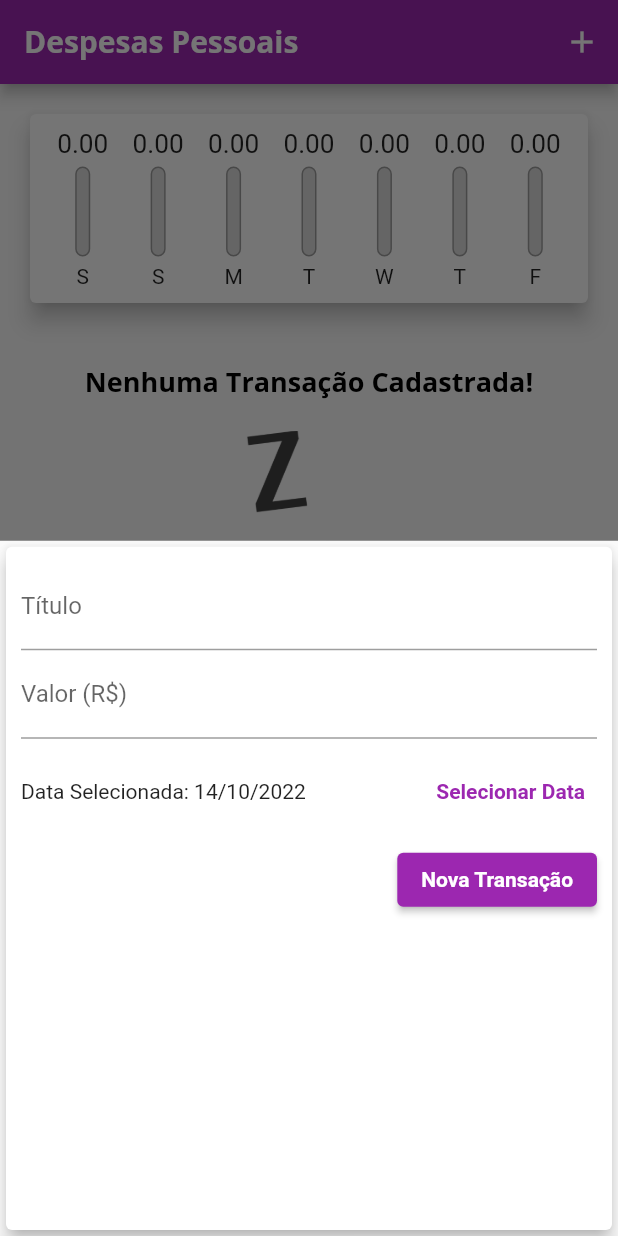
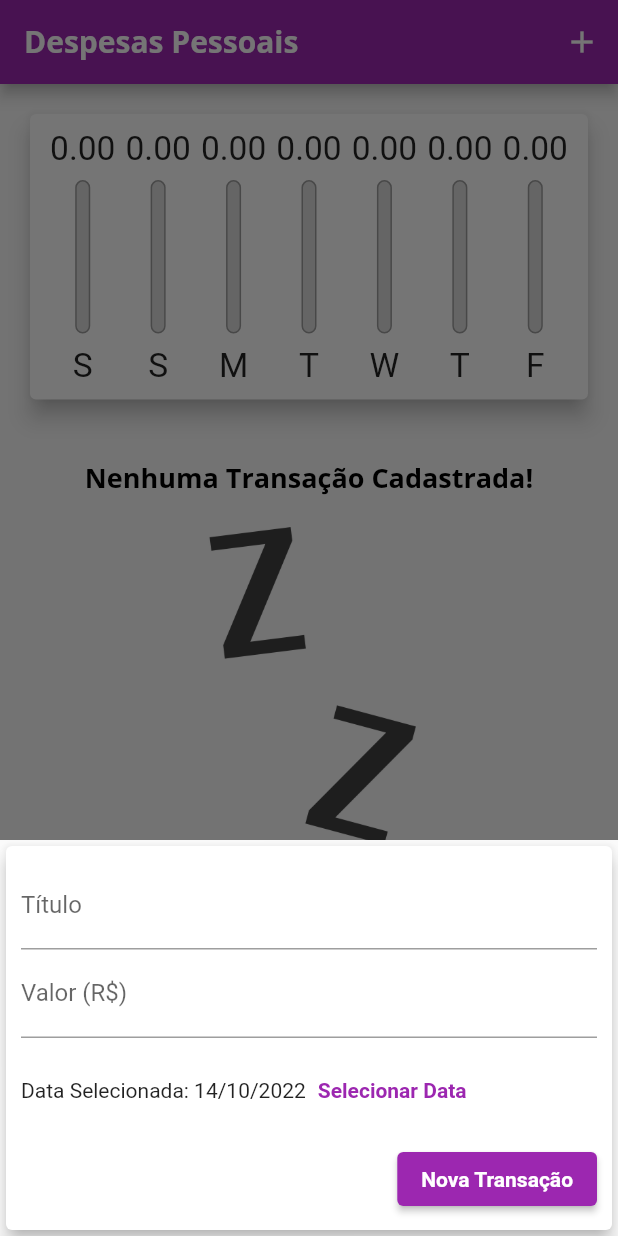
Before and after one commit to felipeggarcia/despesas-pessoais, a Flutter app: the screen it shows after launch, after a tap on the "add" icon, on a phone screen of 412 x 824 dp. Run offline on Flutter 3.47's test engine with Material 2 defaults, Android fonts, the phone set to English and light mode, and no system bars; missing offline and left inert: expenses.

Commit message:
alterações para adição de responsividade

```diff
--- /dev/null
+++ b/lib/components/adaptative_button.dart
@@ -0,0 +1,36 @@
+import 'dart:io';
+import 'package:flutter/cupertino.dart';
+import 'package:flutter/material.dart';
+
+class AdaptativeButton extends StatelessWidget {
+  final String label;
+  final Function() onPressed;
+
+  const AdaptativeButton(
+    this.label,
+    this.onPressed, {
+    Key? key,
+  }) : super(key: key);
+
+  @override
+  Widget build(BuildContext context) {
+    return Platform.isIOS
+        ? CupertinoButton(
+            child: Text(label),
+            onPressed: onPressed,
+            color: Theme.of(context).colorScheme.primary,
+            padding: const EdgeInsets.symmetric(
+              horizontal: 20,
+            ),
+          )
+        : ElevatedButton(
+            child: Text(
+              label,
+              style: TextStyle(
+                color: Theme.of(context).textTheme.button?.color,
+              ),
+            ),
+            onPressed: onPressed,
+          );
+  }
+}
--- /dev/null
+++ b/lib/components/adaptative_date_picker.dart
@@ -0,0 +1,66 @@
+import 'dart:io';
+import 'package:flutter/cupertino.dart';
+import 'package:flutter/material.dart';
+import 'package:intl/intl.dart';
+
+class AdaptativeDatePicker extends StatelessWidget {
+  final DateTime? selectedDate;
+  final Function(DateTime)? onDateChanged;
+
+  const AdaptativeDatePicker({
+    this.selectedDate,
+    this.onDateChanged,
+    Key? key,
+  }) : super(key: key);
+
+  _showDatePicker(BuildContext context) {
+    showDatePicker(
+      context: context,
+      initialDate: DateTime.now(),
+      firstDate: DateTime(2019),
+      lastDate: DateTime.now(),
+    ).then((pickedDate) {
+      if (pickedDate == null) {
+        return;
+      }
+
+      onDateChanged!(pickedDate);
+    });
+  }
+
+  @override
+  Widget build(BuildContext context) {
+    return Platform.isIOS
+        ? SizedBox(
+            height: 180,
+            child: CupertinoDatePicker(
+              mode: CupertinoDatePickerMode.date,
+              initialDateTime: DateTime.now(),
+              minimumDate: DateTime(2019),
+              maximumDate: DateTime.now(),
+              onDateTimeChanged: onDateChanged!,
+            ),
+          )
+        : SizedBox(
+            height: 70,
+            child: Row(
+              children: <Widget>[
+                Text(
+                  selectedDate == null
+                      ? 'Nenhuma data selecionada!'
+                      : 'Data Selecionada: ${DateFormat('dd/MM/y').format(selectedDate!)}',
+                ),
+                TextButton(
+                  child: const Text(
+                    'Selecionar Data',
+                    style: TextStyle(
+                      fontWeight: FontWeight.bold,
+                    ),
+                  ),
+                  onPressed: () => _showDatePicker(context),
+                )
+              ],
+            ),
+          );
+  }
+}
--- /dev/null
+++ b/lib/components/adaptative_text_field.dart
@@ -0,0 +1,46 @@
+import 'dart:io';
+import 'package:flutter/cupertino.dart';
+import 'package:flutter/material.dart';
+
+class AdaptativeTextField extends StatelessWidget {
+  final String? label;
+  final TextEditingController? controller;
+  final TextInputType keyboardType;
+  final Function(String)? onSubmitted;
+
+  const AdaptativeTextField({
+    this.label,
+    this.controller,
+    this.keyboardType = TextInputType.text,
+    this.onSubmitted,
+    Key? key,
+  }) : super(key: key);
+
+  @override
+  Widget build(BuildContext context) {
+    return Platform.isIOS
+        ? Padding(
+            padding: const EdgeInsets.only(
+              bottom: 10,
+            ),
+            child: CupertinoTextField(
+              controller: controller,
+              keyboardType: keyboardType,
+              onSubmitted: onSubmitted,
+              placeholder: label,
+              padding: const EdgeInsets.symmetric(
+                horizontal: 6,
+                vertical: 12,
+              ),
+            ),
+          )
+        : TextField(
+            controller: controller,
+            keyboardType: keyboardType,
+            onSubmitted: onSubmitted,
+            decoration: InputDecoration(
+              labelText: label,
+            ),
+          );
+  }
+}
--- a/lib/components/chart_bar.dart
+++ b/lib/components/chart_bar.dart
@@ -14,17 +14,19 @@ class ChartBar extends StatelessWidget {
 
   @override
   Widget build(BuildContext context) {
+    return LayoutBuilder(
+      builder: (ctx, constraints) {
         return Column(
           children: [
             SizedBox(
-          height: 20,
+              height: constraints.maxHeight * 0.15,
               child: FittedBox(
-            child: Text('${value!.toStringAsFixed(2)}'),
+                child: Text(value!.toStringAsFixed(2)),
               ),
             ),
-        const SizedBox(height: 5),
+            SizedBox(height: constraints.maxHeight * 0.05),
             SizedBox(
-          height: 60,
+              height: constraints.maxHeight * 0.6,
               width: 10,
               child: Stack(
                 alignment: Alignment.bottomCenter,
@@ -51,9 +53,16 @@ class ChartBar extends StatelessWidget {
                 ],
               ),
             ),
-        const SizedBox(height: 5),
-        Text(label!),
+            SizedBox(height: constraints.maxHeight * 0.05),
+            SizedBox(
+              height: constraints.maxHeight * 0.15,
+              child: FittedBox(
+                child: Text(label!),
+              ),
+            ),
           ],
+        );
+      },
     );
   }
 }
--- a/lib/components/transaction_form.dart
+++ b/lib/components/transaction_form.dart
@@ -1,5 +1,7 @@
 import 'package:flutter/material.dart';
-import 'package:intl/intl.dart';
+import 'adaptative_button.dart';
+import 'adaptative_text_field.dart';
+import 'adaptative_date_picker.dart';
 
 class TransactionForm extends StatefulWidget {
   final void Function(String, double, DateTime) onSubmit;
@@ -26,87 +28,53 @@ class _TransactionFormState extends State<TransactionForm> {
     widget.onSubmit(title, value, _selectedDate!);
   }
 
-  _showDatePicker() {
-    showDatePicker(
-      context: context,
-      initialDate: DateTime.now(),
-      firstDate: DateTime(2019),
-      lastDate: DateTime.now(),
-    ).then((pickedDate) {
-      if (pickedDate == null) {
-        return;
-      }
-
-      setState(() {
-        _selectedDate = pickedDate;
-      });
-    });
-  }
-
   @override
   Widget build(BuildContext context) {
-    return Card(
+    return SingleChildScrollView(
+      child: Card(
         elevation: 5,
         child: Padding(
-        padding: const EdgeInsets.all(10),
+          padding: EdgeInsets.only(
+            top: 10,
+            right: 10,
+            left: 10,
+            bottom: 10 + MediaQuery.of(context).viewInsets.bottom,
+          ),
           child: Column(
             children: [
-            TextField(
+              AdaptativeTextField(
+                label: 'Título',
                 controller: _titleController,
-              onSubmitted: (_) => _submitForm(),
-              decoration: const InputDecoration(
-                labelText: 'Título',
+                onSubmitted: (_) => _submitForm,
               ),
-            ),
-            TextField(
+              AdaptativeTextField(
+                label: 'Valor (R\$)',
                 controller: _valueController,
                 keyboardType:
                     const TextInputType.numberWithOptions(decimal: true),
-              onSubmitted: (_) => _submitForm(),
-              decoration: const InputDecoration(
-                labelText: 'Valor (R\$)',
+                onSubmitted: (_) => _submitForm,
               ),
-            ),
-            SizedBox(
-              height: 70,
-              child: Row(
-                children: <Widget>[
-                  Expanded(
-                    child: Text(
-                      _selectedDate == null
-                          ? 'Nenhuma data selecionada!'
-                          : 'Data Selecionada: ${DateFormat('dd/MM/y').format(_selectedDate!)}',
-                    ),
-                  ),
-                  TextButton(
-                    child: const Text(
-                      'Selecionar Data',
-                      style: TextStyle(
-                        fontWeight: FontWeight.bold,
-                      ),
-                    ),
-                    onPressed: _showDatePicker,
-                  )
-                ],
-              ),
+              AdaptativeDatePicker(
+                selectedDate: _selectedDate,
+                onDateChanged: (newDate) {
+                  setState(() {
+                    _selectedDate = newDate;
+                  });
+                },
               ),
               Row(
                 mainAxisAlignment: MainAxisAlignment.end,
                 children: <Widget>[
-                ElevatedButton(
-                  child: Text(
+                  AdaptativeButton(
                     'Nova Transação',
-                    style: TextStyle(
-                      color: Theme.of(context).textTheme.button?.color,
-                    ),
-                  ),
-                  onPressed: _submitForm,
+                    _submitForm,
                   ),
                 ],
               ),
             ],
           ),
         ),
+      ),
     );
   }
 }
--- a/lib/components/transaction_list.dart
+++ b/lib/components/transaction_list.dart
@@ -11,10 +11,10 @@ class TransactionList extends StatelessWidget {
 
   @override
   Widget build(BuildContext context) {
-    return SizedBox(
-      height: 430,
-      child: transactions.isEmpty
-          ? Column(
+    return transactions.isEmpty
+        ? LayoutBuilder(
+            builder: (ctx, constraints) {
+              return Column(
                 children: [
                   const SizedBox(height: 20),
                   Text(
@@ -23,13 +23,15 @@ class TransactionList extends StatelessWidget {
                   ),
                   const SizedBox(height: 20),
                   SizedBox(
-                  height: 200,
+                    height: constraints.maxHeight * 0.6,
                     child: Image.asset(
                       'assets/images/waiting.png',
                       fit: BoxFit.cover,
                     ),
                   ),
                 ],
+              );
+            },
           )
         : ListView.builder(
             itemCount: transactions.length,
@@ -64,15 +66,24 @@ class TransactionList extends StatelessWidget {
                     subtitle: Text(
                       DateFormat('d MMM y').format(tr.date),
                     ),
-                    trailing: IconButton(
+                    trailing: MediaQuery.of(context).size.width > 480
+                        ? TextButton.icon(
+                            onPressed: () => onRemove(tr.id),
+                            icon: Icon(Icons.delete,
+                                color: Theme.of(context).errorColor),
+                            label: Text(
+                              'Excluir',
+                              style: TextStyle(
+                                  color: Theme.of(context).errorColor),
+                            ),
+                          )
+                        : IconButton(
                             icon: const Icon(Icons.delete),
                             color: Theme.of(context).errorColor,
                             onPressed: () => onRemove(tr.id),
-                    ),
-                  ),
+                          )),
               );
             },
-            ),
           );
   }
 }
--- a/lib/main.dart
+++ b/lib/main.dart
@@ -1,5 +1,10 @@
+import 'dart:math';
+import 'dart:io';
+
+import 'package:expenses/components/transaction_form.dart';
 import 'package:flutter/material.dart';
-import 'dart:math';
+import 'package:flutter/cupertino.dart';
+
 import 'components/transaction_form.dart';
 import 'components/transaction_list.dart';
 import 'components/chart.dart';
@@ -18,7 +23,7 @@ class ExpensesApp extends StatelessWidget {
       theme: tema.copyWith(
         colorScheme: tema.colorScheme.copyWith(
           primary: Colors.purple,
-          secondary: Color.fromARGB(255, 7, 48, 255),
+          secondary: Colors.amber,
         ),
         textTheme: tema.textTheme.copyWith(
           headline6: const TextStyle(
@@ -53,6 +58,7 @@ class MyHomePage extends StatefulWidget {
 
 class _MyHomePageState extends State<MyHomePage> {
   final List<Transaction> _transactions = [];
+  bool _showChart = false;
 
   List<Transaction> get _recentTransactions {
     return _transactions.where((tr) {
@@ -92,32 +98,104 @@ class _MyHomePageState extends State<MyHomePage> {
     );
   }
 
+  Widget _getIconButton(IconData icon, Function() fn) {
+    return Platform.isIOS
+        ? GestureDetector(onTap: fn, child: Icon(icon))
+        : IconButton(icon: Icon(icon), onPressed: fn);
+  }
+
   @override
   Widget build(BuildContext context) {
-    return Scaffold(
-      appBar: AppBar(
-        title: const Text('Despesas Pessoais'),
-        actions: [
-          IconButton(
-            icon: const Icon(Icons.add),
-            onPressed: () => _openTransactionFormModal(context),
-          ),
-        ],
+    final mediaQuery = MediaQuery.of(context);
+    bool isLandscape = mediaQuery.orientation == Orientation.landscape;
+
+    final iconList = Platform.isIOS ? CupertinoIcons.refresh : Icons.list;
+    final chartList =
+        Platform.isIOS ? CupertinoIcons.refresh : Icons.show_chart;
+
+    final actions = [
+      if (isLandscape)
+        _getIconButton(
+          _showChart ? iconList : chartList,
+          () {
+            setState(() {
+              _showChart = !_showChart;
+            });
+          },
+        ),
+      _getIconButton(
+        Platform.isIOS ? CupertinoIcons.add : Icons.add,
+        () => _openTransactionFormModal(context),
       ),
-      body: SingleChildScrollView(
+    ];
+
+    final PreferredSizeWidget appBar = AppBar(
+      title: const Text('Despesas Pessoais'),
+      actions: actions,
+    );
+
+    final availableHeight = mediaQuery.size.height -
+        appBar.preferredSize.height -
+        mediaQuery.padding.top;
+
+    final bodyPage = SafeArea(
+      child: SingleChildScrollView(
         child: Column(
           crossAxisAlignment: CrossAxisAlignment.stretch,
           children: [
-            Chart(_recentTransactions),
-            TransactionList(_transactions, _removeTransaction),
+            // if (isLandscape)
+            //   Row(
+            //     mainAxisAlignment: MainAxisAlignment.center,
+            //     children: [
+            //       const Text('Exibir Gráfico'),
+            //       Switch.adaptive(
+            //         activeColor: Theme.of(context).colorScheme.secondary,
+            //         value: _showChart,
+            //         onChanged: (value) {
+            //           setState(() {
+            //             _showChart = value;
+            //           });
+            //         },
+            //       ),
+            //     ],
+            //   ),
+            if (_showChart || !isLandscape)
+              SizedBox(
+                height: availableHeight * (isLandscape ? 0.8 : 0.3),
+                child: Chart(_recentTransactions),
+              ),
+            if (!_showChart || !isLandscape)
+              SizedBox(
+                height: availableHeight * (isLandscape ? 1 : 0.7),
+                child: TransactionList(_transactions, _removeTransaction),
+              ),
           ],
         ),
       ),
-      floatingActionButton: FloatingActionButton(
-        child: const Icon(Icons.add),
-        onPressed: () => _openTransactionFormModal(context),
-      ),
-      floatingActionButtonLocation: FloatingActionButtonLocation.centerFloat,
     );
+
+    return Platform.isIOS
+        ? CupertinoPageScaffold(
+            navigationBar: CupertinoNavigationBar(
+              middle: const Text('Despesas Pessoais'),
+              trailing: Row(
+                mainAxisSize: MainAxisSize.min,
+                children: actions,
+              ),
+            ),
+            child: bodyPage,
+          )
+        : Scaffold(
+            appBar: appBar,
+            body: bodyPage,
+            floatingActionButton: Platform.isIOS
+                ? Container()
+                : FloatingActionButton(
+                    child: const Icon(Icons.add),
+                    onPressed: () => _openTransactionFormModal(context),
+                  ),
+            floatingActionButtonLocation:
+                FloatingActionButtonLocation.centerFloat,
+          );
   }
 }
```
Lines whose indentation alone changed are shown as unchanged.
